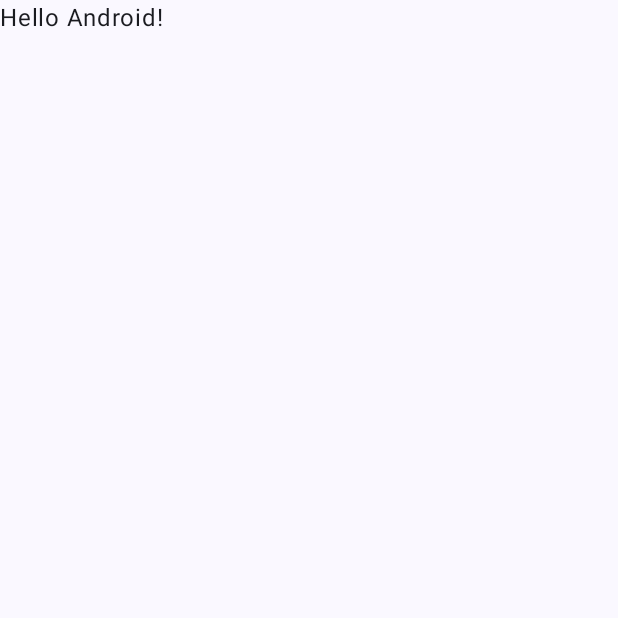
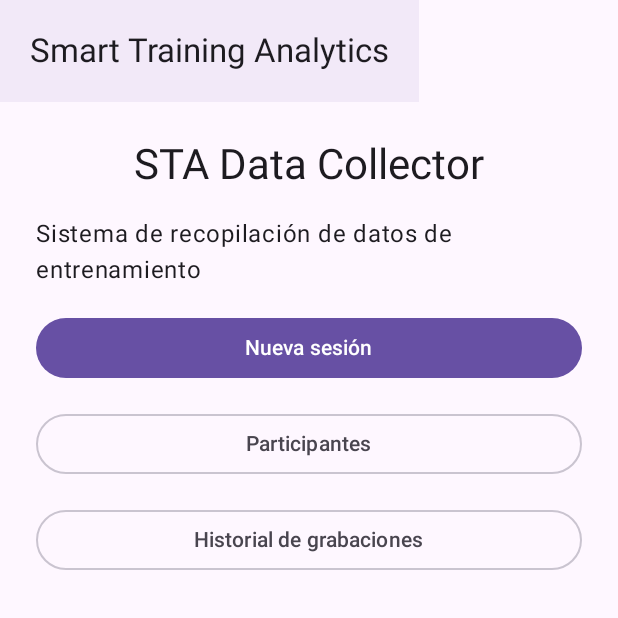
Before and after one commit to CarlosManuelBP1/Smart-Training-Analytics-Data-Collector-STA-DC-, an Android app built with Jetpack Compose: the screen it shows after launch (MainActivity), on a phone screen of 412 x 824 dp, the top half of it. Before the commit the part shown is almost empty. Run offline under Robolectric (Android 15) with nearby library versions, the phone set to English and light mode, and no system bars.

Commit message:
feat: add initial STA Data Collector home screen

```diff
--- a/app/src/main/java/com/sta/datacollector/MainActivity.kt
+++ b/app/src/main/java/com/sta/datacollector/MainActivity.kt
@@ -1,47 +1,80 @@
+
 package com.sta.datacollector
 
 import android.os.Bundle
 import androidx.activity.ComponentActivity
 import androidx.activity.compose.setContent
-import androidx.activity.enableEdgeToEdge
-import androidx.compose.foundation.layout.fillMaxSize
-import androidx.compose.foundation.layout.padding
-import androidx.compose.material3.Scaffold
-import androidx.compose.material3.Text
+import androidx.compose.foundation.layout.*
+import androidx.compose.material3.*
 import androidx.compose.runtime.Composable
+import androidx.compose.ui.Alignment
 import androidx.compose.ui.Modifier
-import androidx.compose.ui.tooling.preview.Preview
-import com.sta.datacollector.ui.theme.STADataCollectorTheme
+import androidx.compose.ui.unit.dp
 
 class MainActivity : ComponentActivity() {
     override fun onCreate(savedInstanceState: Bundle?) {
         super.onCreate(savedInstanceState)
-        enableEdgeToEdge()
+
         setContent {
-            STADataCollectorTheme {
-                Scaffold(modifier = Modifier.fillMaxSize()) { innerPadding ->
-                    Greeting(
-                        name = "Android",
-                        modifier = Modifier.padding(innerPadding)
-                    )
-                }
+            MaterialTheme {
+                STAHomeScreen()
             }
         }
     }
 }
 
 @Composable
-fun Greeting(name: String, modifier: Modifier = Modifier) {
-    Text(
-        text = "Hello $name!",
-        modifier = modifier
-    )
-}
+fun STAHomeScreen() {
+    Scaffold(
+        topBar = {
+            Surface(
+                tonalElevation = 3.dp
+            ) {
+                Text(
+                    text = "Smart Training Analytics",
+                    style = MaterialTheme.typography.titleLarge,
+                    modifier = Modifier.padding(20.dp)
+                )
+            }
+        }
+    ) { padding ->
+        Column(
+            modifier = Modifier
+                .fillMaxSize()
+                .padding(padding)
+                .padding(24.dp),
+            verticalArrangement = Arrangement.spacedBy(16.dp),
+            horizontalAlignment = Alignment.CenterHorizontally
+        ) {
+            Text(
+                text = "STA Data Collector",
+                style = MaterialTheme.typography.headlineMedium
+            )
 
-@Preview(showBackground = true)
-@Composable
-fun GreetingPreview() {
-    STADataCollectorTheme {
-        Greeting("Android")
+            Text(
+                text = "Sistema de recopilación de datos de entrenamiento"
+            )
+
+            Button(
+                onClick = { },
+                modifier = Modifier.fillMaxWidth()
+            ) {
+                Text("Nueva sesión")
+            }
+
+            OutlinedButton(
+                onClick = { },
+                modifier = Modifier.fillMaxWidth()
+            ) {
+                Text("Participantes")
+            }
+
+            OutlinedButton(
+                onClick = { },
+                modifier = Modifier.fillMaxWidth()
+            ) {
+                Text("Historial de grabaciones")
+            }
+        }
     }
 }
```
